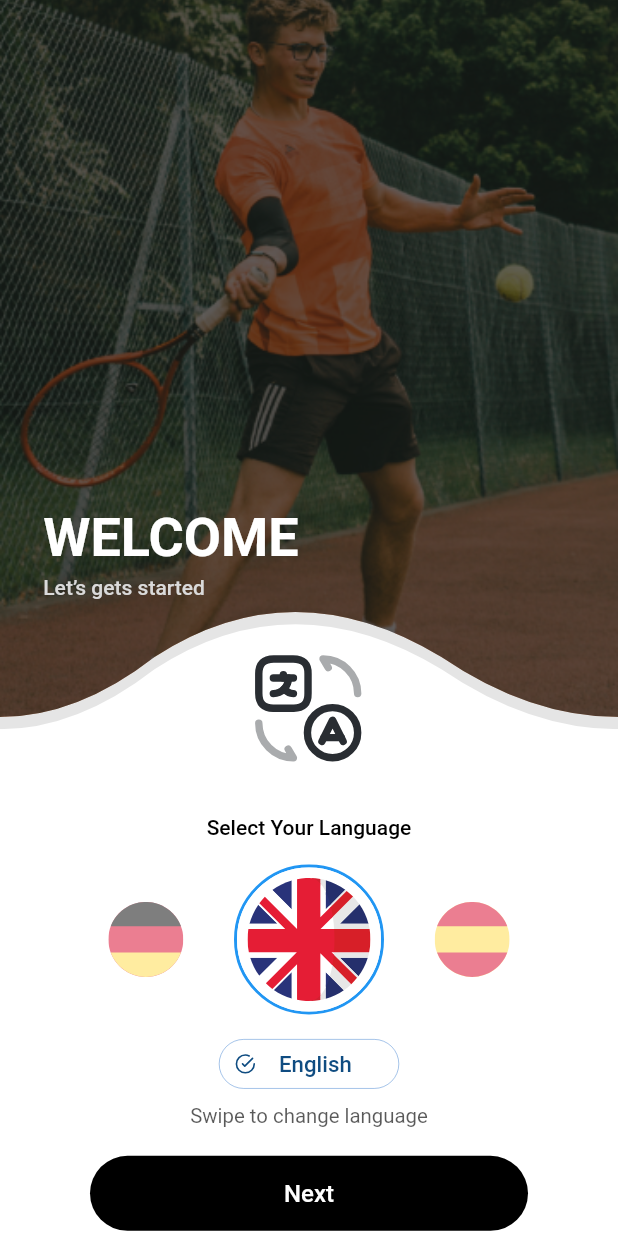
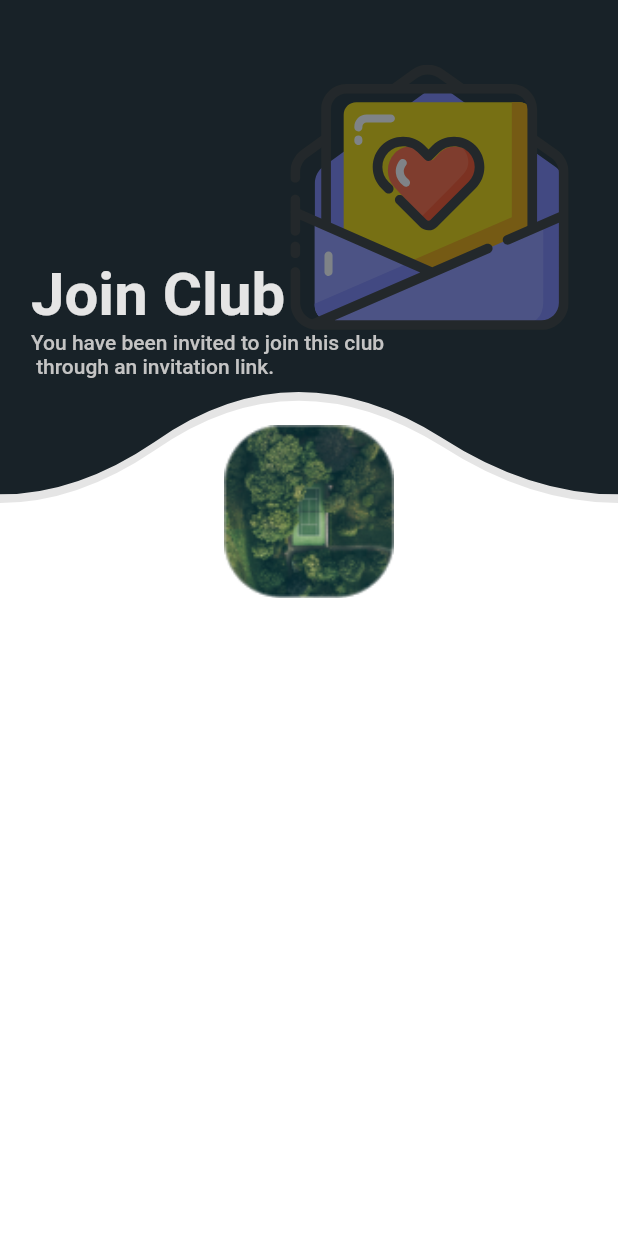
Before and after one commit to El-Sayed-Mustafa/Tennis-App, a Flutter app: the screen it shows after launch, on a phone screen of 412 x 824 dp. Run offline on Flutter 3.47's test engine with Material 2 defaults, Android fonts, the phone set to English and light mode, and no system bars; drawn by our look-alikes of carousel_slider; our stand-ins replace bloc, firebase_auth, firebase_core, flutter_bloc, flutter_svg, fluttertoast and 4 more; accounts and stored records are empty; Roboto replaces fonts that are missing (Poppins).

Commit message:
choose club 1

```diff
--- a/lib/Auth/screens/auth_screen.dart
+++ b/lib/Auth/screens/auth_screen.dart
@@ -1,6 +1,8 @@
 import 'package:flutter/material.dart';
+import 'package:flutter_svg/svg.dart';
 import 'package:tennis_app/Auth/screens/tab_bar_pages/sign_in.dart';
 import 'package:tennis_app/Auth/screens/tab_bar_pages/sign_up.dart';
+import 'package:tennis_app/core/utils/widgets/opacity_wave.dart';
 import '../../core/utils/widgets/clipper.dart';
 import '../../generated/l10n.dart';
 import '../widgets/waveClipperScreen.dart';
@@ -38,20 +40,12 @@ class _AuthScreenState extends State<AuthScreen>
         children: [
           Stack(
             children: [
-              WaveClipperScreen(widgetHeight: screenHeight * .4),
-              Opacity(
-                opacity: 0.1,
-                child: Container(
-                  decoration: const BoxDecoration(),
-                  child: ClipPath(
-                    clipper: WaveClipper(),
-                    child: Container(
-                      color: Colors.black,
-                      height: screenHeight * 0.407,
-                    ),
-                  ),
-                ),
+              WaveClipperScreen(
+                widgetHeight: screenHeight * .4,
+                svgImage: SvgPicture.asset('assets/images/auth1.svg'),
+                text: S.of(context).welcome,
               ),
+              OpacityWave(height: screenHeight * 0.407)
             ],
           ),
           Container(
--- a/lib/Auth/screens/forget_password.dart
+++ b/lib/Auth/screens/forget_password.dart
@@ -1,5 +1,6 @@
 import 'package:flutter/material.dart';
 import 'package:flutter_bloc/flutter_bloc.dart';
+import 'package:flutter_svg/svg.dart';
 
 import '../../../core/utils/widgets/custom_button.dart';
 import '../../core/utils/snackbar.dart';
@@ -45,7 +46,11 @@ class _ForgetPasswordState extends State<ForgetPassword> {
               children: [
                 Stack(
                   children: [
-                    WaveClipperScreen(widgetHeight: screenHeight * .5),
+                    WaveClipperScreen(
+                      widgetHeight: screenHeight * .5,
+                      svgImage: SvgPicture.asset('assets/images/auth1.svg'),
+                      text: S.of(context).forgot_password_header,
+                    ),
                     Opacity(
                       opacity: 0.1,
                       child: Container(
--- a/lib/Auth/widgets/waveClipperScreen.dart
+++ b/lib/Auth/widgets/waveClipperScreen.dart
@@ -4,8 +4,17 @@ import 'package:flutter_svg/svg.dart';
 import '../../../core/utils/widgets/clipper.dart';
 
 class WaveClipperScreen extends StatelessWidget {
-  const WaveClipperScreen({Key? key, this.widgetHeight}) : super(key: key);
-  final widgetHeight;
+  const WaveClipperScreen({
+    Key? key,
+    required this.widgetHeight,
+    required this.text,
+    required this.svgImage,
+  }) : super(key: key);
+
+  final double widgetHeight;
+  final String text;
+  final SvgPicture svgImage;
+
   @override
   Widget build(BuildContext context) {
     final screenWidth = MediaQuery.of(context).size.width;
@@ -35,7 +44,7 @@ class WaveClipperScreen extends StatelessWidget {
                   child: SizedBox(
                     height: screenHeight * 0.37,
                     width: 200,
-                    child: SvgPicture.asset('assets/images/auth1.svg'),
+                    child: svgImage,
                   ),
                 ),
               ],
@@ -46,9 +55,9 @@ class WaveClipperScreen extends StatelessWidget {
               child: Column(
                 crossAxisAlignment: CrossAxisAlignment.start,
                 children: [
-                  const Text(
-                    'WELCOME',
-                    style: TextStyle(
+                  Text(
+                    text,
+                    style: const TextStyle(
                       color: Colors.white,
                       fontSize: 36,
                       fontFamily: 'Poppins',
--- /dev/null
+++ b/lib/Featured/choose_club/choose_club_screen.dart
@@ -0,0 +1,34 @@
+import 'package:flutter/cupertino.dart';
+import 'package:flutter/material.dart';
+import 'package:flutter_svg/svg.dart';
+import 'package:tennis_app/Featured/choose_club/widgets/wave_clipper_widget.dart';
+
+import '../../core/utils/widgets/clipper.dart';
+import '../../core/utils/widgets/opacity_wave.dart';
+import '../../generated/l10n.dart';
+
+class ChooseClub extends StatelessWidget {
+  const ChooseClub({super.key});
+
+  @override
+  Widget build(BuildContext context) {
+    final screenWidth = MediaQuery.of(context).size.width;
+    final screenHeight = MediaQuery.of(context).size.height;
+    return Scaffold(
+      body: Column(
+        children: [
+          Stack(
+            children: [
+              WaveClipperScreenChooseClub(
+                widgetHeight: screenHeight * .4,
+                svgImage: SvgPicture.asset('assets/images/choose-club.svg'),
+                text: "Join Club",
+              ),
+              OpacityWave(height: screenHeight * 0.407),
+            ],
+          ),
+        ],
+      ),
+    );
+  }
+}
--- /dev/null
+++ b/lib/Featured/choose_club/widgets/wave_clipper_widget.dart
@@ -0,0 +1,108 @@
+import 'package:flutter/material.dart';
+import 'package:flutter_svg/svg.dart';
+
+import '../../../core/utils/widgets/clipper.dart';
+
+class WaveClipperScreenChooseClub extends StatelessWidget {
+  const WaveClipperScreenChooseClub({
+    Key? key,
+    required this.widgetHeight,
+    required this.text,
+    required this.svgImage,
+  }) : super(key: key);
+
+  final double widgetHeight;
+  final String text;
+  final SvgPicture svgImage;
+
+  @override
+  Widget build(BuildContext context) {
+    final screenWidth = MediaQuery.of(context).size.width;
+    final screenHeight = MediaQuery.of(context).size.height;
+
+    return Stack(
+      children: [
+        SizedBox(
+          height: widgetHeight,
+          width: screenWidth,
+          child: ClipPath(
+            clipper: WaveClipper(),
+            child: Stack(
+              children: [
+                Container(
+                  decoration: const BoxDecoration(),
+                  child: Container(
+                    color: const Color(0xFF1B262C),
+                    height: screenHeight * 0.58,
+                    width: screenWidth,
+                  ),
+                ),
+                Row(
+                  children: [
+                    const Spacer(),
+                    Container(
+                      padding: EdgeInsets.symmetric(
+                        horizontal: screenHeight * 0.04,
+                      ),
+                      alignment: Alignment.topRight,
+                      decoration: const BoxDecoration(),
+                      child: SizedBox(
+                        height: screenHeight * 0.32,
+                        width: screenWidth * 0.45,
+                        child: svgImage,
+                      ),
+                    ),
+                  ],
+                ),
+                Positioned(
+                  left: screenWidth * 0.05,
+                  top: screenHeight * 0.21,
+                  child: Column(
+                    crossAxisAlignment: CrossAxisAlignment.start,
+                    children: [
+                      Text(
+                        text,
+                        style: const TextStyle(
+                          color: Colors.white,
+                          fontSize: 40,
+                          fontFamily: 'Poppins',
+                          fontWeight: FontWeight.w700,
+                        ),
+                      ),
+                      const Text(
+                        'You have been invited to join this club\n through an invitation link.',
+                        style: TextStyle(
+                          color: Color(0xFFDADADA),
+                          fontSize: 14,
+                          fontFamily: 'Poppins',
+                          fontWeight: FontWeight.w500,
+                        ),
+                      ),
+                    ],
+                  ),
+                ),
+              ],
+            ),
+          ),
+        ),
+        SizedBox(
+          height: widgetHeight * 1.21,
+          child: Column(
+            mainAxisAlignment: MainAxisAlignment
+                .center, // Align items to the center vertically
+            children: [
+              Spacer(),
+              Center(
+                child: SizedBox(
+                  height: screenHeight * 0.14,
+                  child: Image.asset('assets/images/clubimage.png',
+                      fit: BoxFit.cover),
+                ),
+              ),
+            ],
+          ),
+        ),
+      ],
+    );
+  }
+}
--- a/lib/core/utils/app_router.dart
+++ b/lib/core/utils/app_router.dart
@@ -6,6 +6,7 @@ import 'package:tennis_app/Featured/onboarding/onboarding_screen.dart';
 import 'package:tennis_app/Featured/splash/splash_screen.dart';
 
 import '../../Auth/screens/forget_password.dart';
+import '../../Featured/choose_club/choose_club_screen.dart';
 import '../../Featured/localization/choose_language.dart';
 
 abstract class AppRouter {
@@ -14,7 +15,7 @@ abstract class AppRouter {
       GoRoute(
         path: '/',
         builder: (BuildContext context, GoRouterState state) {
-          return const SplashScreen();
+          return const ChooseClub();
         },
         routes: <RouteBase>[
           GoRoute(
@@ -47,6 +48,12 @@ abstract class AppRouter {
               return const ForgetPassword();
             },
           ),
+          GoRoute(
+            path: 'chooseClub',
+            builder: (BuildContext context, GoRouterState state) {
+              return const ChooseClub();
+            },
+          ),
         ],
       ),
     ],
--- a/lib/core/utils/widgets/clipper.dart
+++ b/lib/core/utils/widgets/clipper.dart
@@ -1,4 +1,3 @@
-
 import 'package:flutter/material.dart';
 
 class WaveClipper extends CustomClipper<Path> {
@@ -8,13 +7,13 @@ class WaveClipper extends CustomClipper<Path> {
     path.lineTo(0, size.height);
 
     var firstStart = Offset(size.width / 8, size.height);
-    var firstEnd = Offset(size.width / 4, size.height - 40);
+    var firstEnd = Offset(size.width / 4, size.height - 35);
     path.quadraticBezierTo(
         firstStart.dx, firstStart.dy, firstEnd.dx, firstEnd.dy);
 
     var secondStart =
         Offset(size.width - (size.width / 1.9), size.height - 100);
-    var secondEnd = Offset(size.width - (size.width / 3.5), size.height - 40);
+    var secondEnd = Offset(size.width - (size.width / 3.5), size.height - 38);
     path.quadraticBezierTo(
         secondStart.dx, secondStart.dy, secondEnd.dx, secondEnd.dy);
 
--- /dev/null
+++ b/lib/core/utils/widgets/opacity_wave.dart
@@ -0,0 +1,24 @@
+import 'package:flutter/material.dart';
+
+import 'clipper.dart';
+
+class OpacityWave extends StatelessWidget {
+  const OpacityWave({super.key, required this.height});
+  final height;
+  @override
+  Widget build(BuildContext context) {
+    return Opacity(
+      opacity: 0.1,
+      child: Container(
+        decoration: const BoxDecoration(),
+        child: ClipPath(
+          clipper: WaveClipper(),
+          child: Container(
+            color: Colors.black,
+            height: height,
+          ),
+        ),
+      ),
+    );
+  }
+}
--- a/lib/l10n/intl_en.arb
+++ b/lib/l10n/intl_en.arb
@@ -1,9 +1,11 @@
 {
+    "welcome":"Welcome",
     "sign_in_to_profile": "Sign in to your profile",
     "email": "Email",
     "email_address": "Email Address",
     "password": "Password",
     "forgot_password": "Forgot your password?",
+    "forgot_password_header": "Forgot your\npassword?",
     "sign_in": "SIGN IN",
     "create_basic_profile": "Create your Basic Profile",
     "sign_up": "SIGN UP",
```
Also changed, not shown: assets/images/choose-club.svg (added), assets/images/clubimage.png (added), lib/generated/intl/messages_en.dart, lib/generated/l10n.dart.
